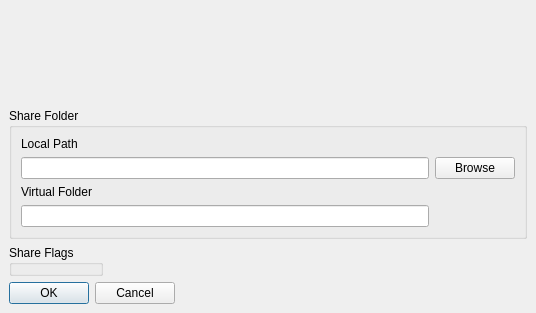
Above: retroshare-gui/src/gui/ShareDialog.ui from RetroShare/RetroShare before the change. Below: the same form after it.
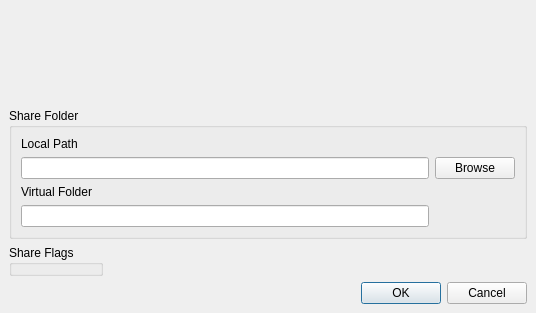
That is the form after the change. Icons and pictures are not drawn. Custom widgets are drawn as their Qt base class.

Commit message: Cosmetic changes in ShareDialog - Removed context help button. - Changed the standard dialog buttons from single buttons to buttonbox.

Patch:
```diff
--- a/retroshare-gui/src/gui/ShareDialog.ui
+++ b/retroshare-gui/src/gui/ShareDialog.ui
@@ -138,56 +138,12 @@
       <item>
        <layout class="QHBoxLayout" name="horizontalLayout_2">
         <item>
-         <widget class="QPushButton" name="okButton">
-          <property name="minimumSize">
-           <size>
-            <width>0</width>
-            <height>0</height>
-           </size>
+         <widget class="QDialogButtonBox" name="buttonBox">
+          <property name="standardButtons">
+           <set>QDialogButtonBox::Cancel|QDialogButtonBox::Ok</set>
           </property>
-          <property name="maximumSize">
-           <size>
-            <width>200</width>
-            <height>200</height>
-           </size>
-          </property>
-          <property name="text">
-           <string>OK</string>
-          </property>
-          <property name="iconSize">
-           <size>
-            <width>16</width>
-            <height>16</height>
-           </size>
-          </property>
-          <property name="checkable">
-           <bool>false</bool>
-          </property>
-          <property name="default">
-           <bool>true</bool>
-          </property>
          </widget>
         </item>
-        <item>
-         <widget class="QPushButton" name="closeButton">
-          <property name="text">
-           <string>Cancel</string>
-          </property>
-         </widget>
-        </item>
-        <item>
-         <spacer>
-          <property name="orientation">
-           <enum>Qt::Horizontal</enum>
-          </property>
-          <property name="sizeHint" stdset="0">
-           <size>
-            <width>191</width>
-            <height>20</height>
-           </size>
-          </property>
-         </spacer>
-        </item>
        </layout>
       </item>
      </layout>
```
Left out of the diff: 3 changed lines with no effect on the pictures. The commit also changes 2 other files.
